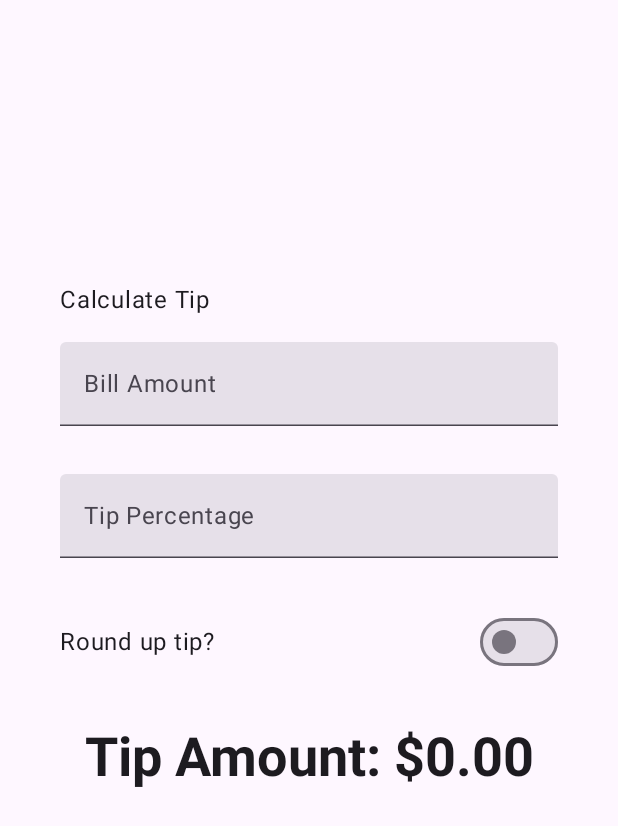
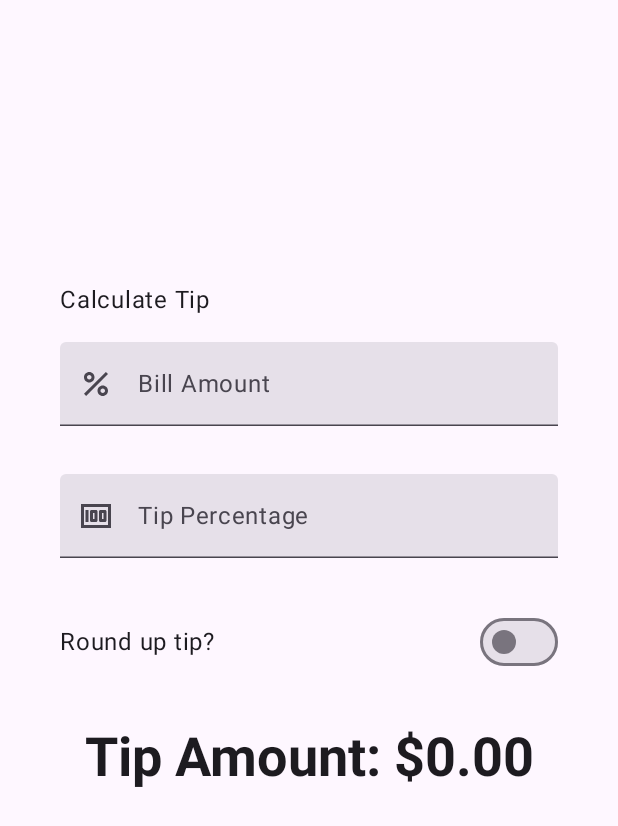
Before and after one commit to SammuDev/Tip_Time, an Android app built with Jetpack Compose: the screen it shows after launch (MainActivity), on a phone screen of 412 x 824 dp. Shown: the top 826 px of the screen. Run offline under Robolectric (Android 15) with nearby library versions, the phone set to English and light mode, and no system bars.

Commit message:
style: Finalizando o app de cálculo de gorjetas adicionando ícones aos campos de texto para uma melhor representação intuitiva

```diff
--- a/app/src/main/java/com/example/tiptime/MainActivity.kt
+++ b/app/src/main/java/com/example/tiptime/MainActivity.kt
@@ -4,6 +4,7 @@ import android.os.Bundle
 import androidx.activity.ComponentActivity
 import androidx.activity.compose.setContent
 import androidx.activity.enableEdgeToEdge
+import androidx.annotation.DrawableRes
 import androidx.annotation.StringRes
 import androidx.compose.foundation.layout.Arrangement
 import androidx.compose.foundation.layout.Column
@@ -20,6 +21,7 @@ import androidx.compose.foundation.layout.wrapContentWidth
 import androidx.compose.foundation.rememberScrollState
 import androidx.compose.foundation.text.KeyboardOptions
 import androidx.compose.foundation.verticalScroll
+import androidx.compose.material3.Icon
 import androidx.compose.material3.MaterialTheme
 import androidx.compose.material3.Surface
 import androidx.compose.material3.Switch
@@ -32,6 +34,7 @@ import androidx.compose.runtime.remember
 import androidx.compose.runtime.setValue
 import androidx.compose.ui.Alignment
 import androidx.compose.ui.Modifier
+import androidx.compose.ui.res.painterResource
 import androidx.compose.ui.res.stringResource
 import androidx.compose.ui.text.input.ImeAction
 import androidx.compose.ui.text.input.KeyboardType
@@ -84,6 +87,7 @@ fun TipTimeLayout() {
         EditNumberField(
             label = R.string.bill_amount,
             value = amountInput,
+            leadingIcon = R.drawable.percent,
             onValueChange = { amountInput = it },
             keyBoardOptions = KeyboardOptions.Default.copy(
                 keyboardType = KeyboardType.Number,
@@ -96,6 +100,7 @@ fun TipTimeLayout() {
         EditNumberField(
             label = R.string.how_was_the_service,
             value = tipInput,
+            leadingIcon = R.drawable.money,
             onValueChange = { tipInput = it },
             keyBoardOptions = KeyboardOptions.Default.copy(
                 keyboardType = KeyboardType.Number,
@@ -121,6 +126,7 @@ fun TipTimeLayout() {
 @Composable
 fun EditNumberField(
     @StringRes label: Int,
+    @DrawableRes leadingIcon: Int,
     value: String,
     onValueChange: (String) -> Unit,
     keyBoardOptions: KeyboardOptions,
@@ -128,6 +134,7 @@ fun EditNumberField(
 ) {
     TextField(
         value = value,
+        leadingIcon = { Icon(painter = painterResource(id = leadingIcon), contentDescription = null) },
         onValueChange = onValueChange,
         label = { Text(text = stringResource(label)) },
         singleLine = true,
```
